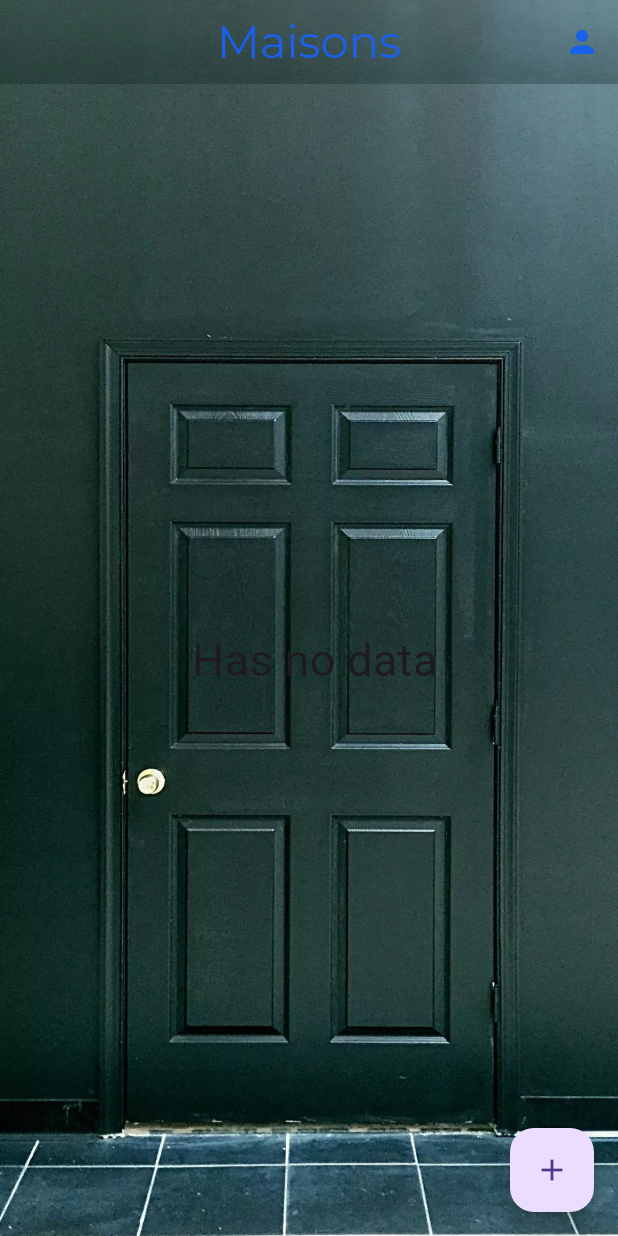
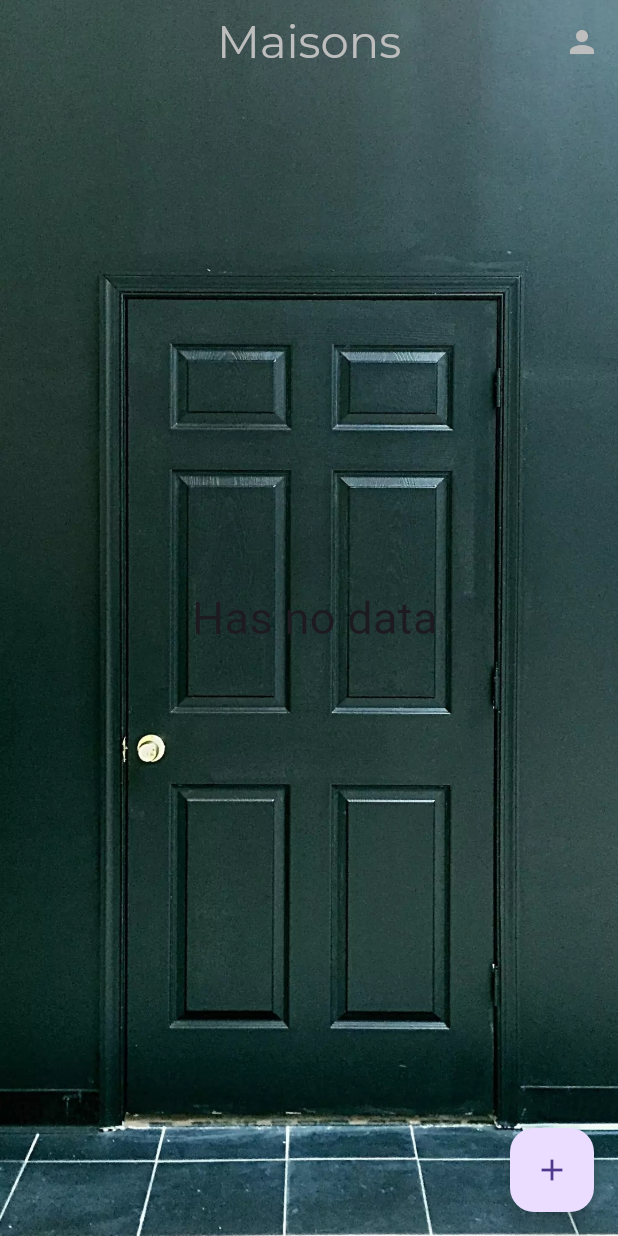
Before and after one commit to enyo10/oga, a Flutter app: the screen it shows once a user with an empty profile is signed in, on a phone screen of 412 x 824 dp. Run offline on Flutter 3.47's test engine with Material 3 defaults, Android fonts, the phone set to English and light mode, and no system bars; our stand-ins replace auto_size_text, cloud_firestore, file_picker, firebase_auth, firebase_core, firebase_storage and 6 more; missing offline and left inert: android_alarm_manager_plus, background_sms, document_scanner_flutter, flutterfire_ui, month_picker_dialog_2; accounts and stored records are empty.

Commit message:
OgaScaffold code modification

```diff
--- a/lib/views/screens/houses/houses.dart
+++ b/lib/views/screens/houses/houses.dart
@@ -1,6 +1,7 @@
 import 'package:auto_size_text/auto_size_text.dart';
 import 'package:cloud_firestore/cloud_firestore.dart';
 import 'package:flutter/material.dart';
+import 'package:flutter/services.dart';
 import 'package:flutter_native_splash/flutter_native_splash.dart';
 import 'package:flutterfire_ui/auth.dart';
 import 'package:google_fonts/google_fonts.dart';
@@ -52,6 +53,7 @@ class HousesState extends DataListScreenState<Houses> {
   @override
   Widget build(BuildContext context) {
     return OgaScaffold(
+
       appBar: AppBar(
         title: const Padding(
           padding: EdgeInsets.symmetric(vertical: 20),
@@ -61,18 +63,17 @@ class HousesState extends DataListScreenState<Houses> {
           ),
 
         ),
-      // backgroundColor: Colors.transparent,
-        elevation: 0,
         centerTitle: true,
         titleTextStyle: GoogleFonts.montserrat(
           fontSize: 30,
-          color: OgaColors.blueButton,
+          color: OgaColors.grey2,
+          //color: OgaColors.greyText7
         ),
         actions: [
           IconButton(
             icon: Icon(
               Icons.person,
-              color: OgaColors.blueButton,
+              color: OgaColors.grey2
             ),
             onPressed: () {
               Navigator.push(
@@ -105,14 +106,10 @@ class HousesState extends DataListScreenState<Houses> {
           )
         ],
         automaticallyImplyLeading: false,
-        flexibleSpace: Container(
-          decoration: const BoxDecoration(
-            image: DecorationImage(
-                image: AssetImage('assets/oga_porte_v_app_bar.jpg'),
-                fit: BoxFit.fill),
-          ),
-        ),
+        backgroundColor: Colors.transparent,
+        elevation: 0,
       ),
+
       floatingActionButton: FloatingActionButton(
         onPressed: () {
           showModalBottomSheet(
--- a/lib/views/widgets/oga_scaffold.dart
+++ b/lib/views/widgets/oga_scaffold.dart
@@ -17,28 +17,34 @@ class OgaScaffold extends StatelessWidget {
 
   @override
   Widget build(BuildContext context) {
-    /* return Container(
-      decoration: const BoxDecoration(
-        gradient: LinearGradient(
-          begin: Alignment.topCenter,
-          end: Alignment.bottomCenter,
-          // colors: [OgaColors.appbar, OgaColors.notificationButtonBorderColor],
-          // Color(0xFF0D47A1)
-          // Color(0xFF90CAF9), Color(0xFFBBDEFB),Color(0xEEE1F5FE)
-          colors: [Color(0xEEE1F5FE), Color(0xEEE1F5FE)],
-        ),
-      ),
-      child: Scaffold(
-        appBar: appBar,
-        floatingActionButton: floatingActionButton,
-        backgroundColor: Colors.transparent,
-        body: body,
-      ),
-    );*/
+     return Scaffold(
+       extendBodyBehindAppBar: true,
+       appBar: appBar,
+       floatingActionButton: floatingActionButton,
+       body:  Stack(
+       children: [
+         Container(
+           decoration: BoxDecoration(
+
+             image: DecorationImage(
+               image: AssetImage(backgroundImage ?? 'assets/oga_porte_v.jpg'),
+               fit: BoxFit.fill,
+             ),
+           ),
+           // child: body,
+         ),
+         body,
+       ],
+     ),
+     );
+
+
+
+
     return Scaffold(
       appBar: appBar ??
           AppBar(
-            backgroundColor: Colors.transparent,
+           // backgroundColor: Colors.transparent,
             elevation: 0,
             flexibleSpace: Container(
               decoration: const BoxDecoration(
```
Also changed, not shown: lib/views/screens/apartements/apartment_screen.dart (+9 -13 lines), lib/views/widgets/oga_app_scaffold.dart (added, +10 -0 lines).
